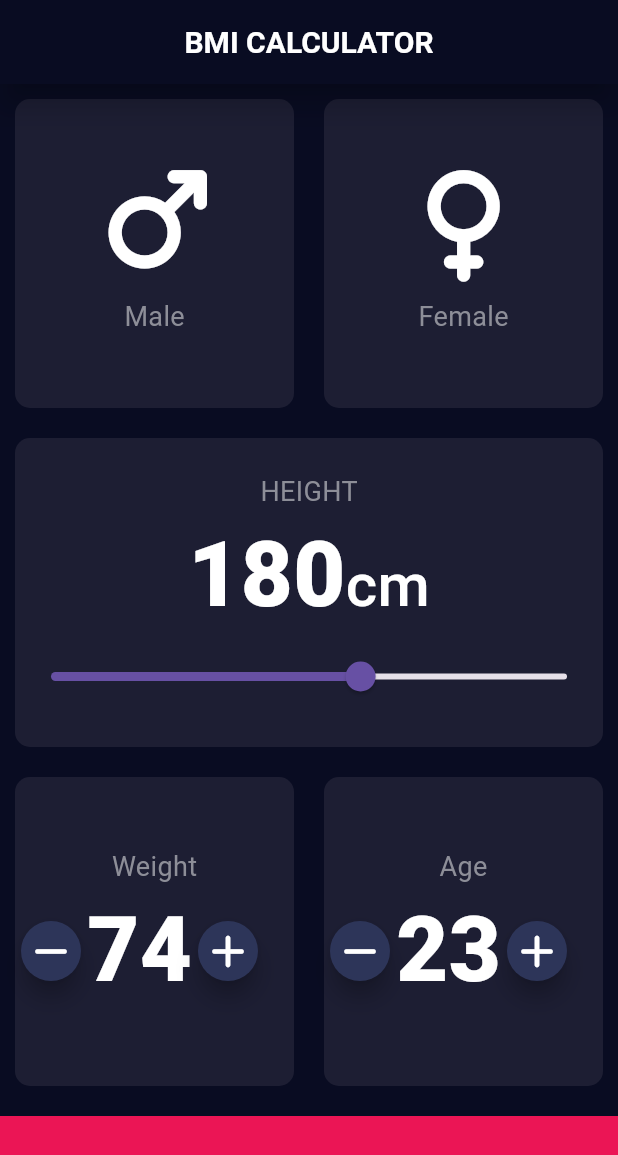
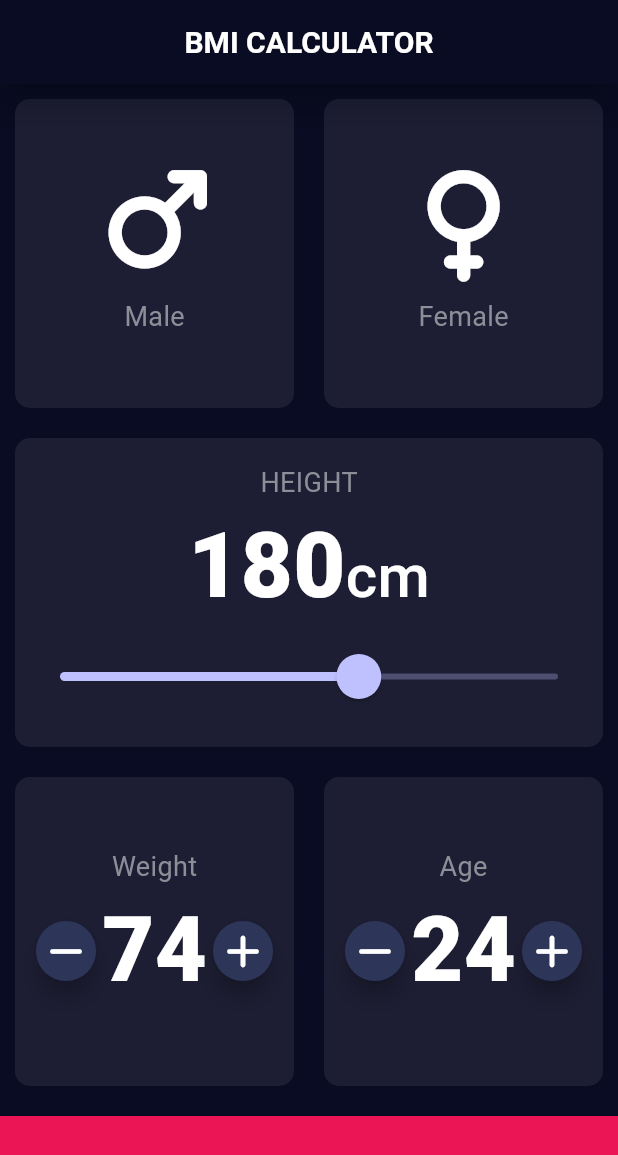
Before and after one commit to youssefzouari/bmi_caaalculator, a Flutter app: the screen it shows after launch, on a phone screen of 412 x 824 dp. Shown: the top 1155 px of the screen. Run offline on Flutter 3.47's test engine with Material 3 defaults, Android fonts, the phone set to English and light mode, and no system bars; our stand-ins replace font_awesome_flutter.

Commit message:
fifth commit

```diff
--- a/lib/inputpage.dart
+++ b/lib/inputpage.dart
@@ -35,6 +35,8 @@ class _InputPageState extends State<InputPage> {
   //}
   Gender? selectedgender;
   int height = 180;
+  int weight = 74;
+  int age = 24;
   @override
   Widget build(BuildContext context) {
     return Scaffold(
@@ -102,7 +104,21 @@ class _InputPageState extends State<InputPage> {
                             Text("cm", style: kSmalltextStyle),
                           ],
                         ),
-                        Slider(
+                        SliderTheme(
+                          data: SliderTheme.of(context).copyWith(
+                            thumbShape: RoundSliderThumbShape(
+                              enabledThumbRadius: 15.0,
+                            ),
+                            overlayShape: RoundSliderOverlayShape(
+                              overlayRadius: 30,
+                            ),
+                            thumbColor: Theme.of(context).colorScheme.primary,
+                            activeTrackColor: Theme.of(context).colorScheme.primary,
+                            inactiveTrackColor:
+                            Theme.of(context).colorScheme.primary.withValues(alpha: 0.3)
+
+                          ),
+                          child: Slider(
                             value: height.toDouble(),
                             min: 120,
                             max: 220,
@@ -111,6 +127,7 @@ class _InputPageState extends State<InputPage> {
                                 height = newvalue.round();
                               });
                             },
+                          ),
                         ),
                       ],
                     ),
@@ -132,19 +149,34 @@ class _InputPageState extends State<InputPage> {
                         Text("Weight", style: kLabeltextstyle),
 
                         Row(
+                          mainAxisAlignment: MainAxisAlignment.center,
                           children: [
                             FloatingActionButton.small(
-                              shape:  CircleBorder(),
+                              shape: CircleBorder(),
                               backgroundColor: Color(0xFF2d3559),
-                              onPressed: () {},
-                              child: (FaIcon(FontAwesomeIcons.minus,color: Colors.white,)),
+                              onPressed: () {
+                                setState(() {
+                                  weight--;
+                                });
+                              },
+                              child: (FaIcon(
+                                FontAwesomeIcons.minus,
+                                color: Colors.white,
+                              )),
                             ),
-                            Text("74", style: khugeTextStyle),
+                            Text(weight.toString(), style: khugeTextStyle),
                             FloatingActionButton.small(
-                              shape:  CircleBorder(),
+                              shape: CircleBorder(),
                               backgroundColor: Color(0xFF2d3559),
-                              onPressed: () {},
-                              child: (FaIcon(FontAwesomeIcons.plus,color: Colors.white,)),
+                              onPressed: () {
+                                setState(() {
+                                  weight++;
+                                });
+                              },
+                              child: (FaIcon(
+                                FontAwesomeIcons.plus,
+                                color: Colors.white,
+                              )),
                             ),
                           ],
                         ),
@@ -162,19 +194,35 @@ class _InputPageState extends State<InputPage> {
                         Text("Age", style: kLabeltextstyle),
 
                         Row(
+                          mainAxisAlignment: MainAxisAlignment.center,
                           children: [
+
                             FloatingActionButton.small(
-                              shape:  CircleBorder(),
+                              shape: CircleBorder(),
                               backgroundColor: Color(0xFF2d3559),
-                              onPressed: () {},
-                              child: (FaIcon(FontAwesomeIcons.minus,color: Colors.white,)),
+                              onPressed: () {
+                                setState(() {
+                                  age--;
+                                });
+                              },
+                              child: (FaIcon(
+                                FontAwesomeIcons.minus,
+                                color: Colors.white,
+                              )),
                             ),
-                            Text("23", style: khugeTextStyle),
+                            Text(age.toString(), style: khugeTextStyle),
                             FloatingActionButton.small(
-                              shape:  CircleBorder(),
+                              shape: CircleBorder(),
                               backgroundColor: Color(0xFF2d3559),
-                              onPressed: () {},
-                              child: (FaIcon(FontAwesomeIcons.plus,color: Colors.white,)),
+                              onPressed: () {
+                                setState(() {
+                                  age++;
+                                });
+                              },
+                              child: (FaIcon(
+                                FontAwesomeIcons.plus,
+                                color: Colors.white,
+                              )),
                             ),
                           ],
                         ),
--- a/lib/main.dart
+++ b/lib/main.dart
@@ -9,6 +9,10 @@ class BMICalculator extends StatelessWidget {
   Widget build(BuildContext context) {
     return MaterialApp(
       theme: ThemeData(
+        colorScheme: ColorScheme.fromSeed(
+          seedColor: const Color(0xFF1d1E33), // your pink
+          brightness: Brightness.dark,
+        ),
         scaffoldBackgroundColor: const Color(0xFF090C22),
         textTheme: const TextTheme(
           bodyLarge: TextStyle(color: Colors.white),
```
Lines whose indentation alone changed are shown as unchanged.
